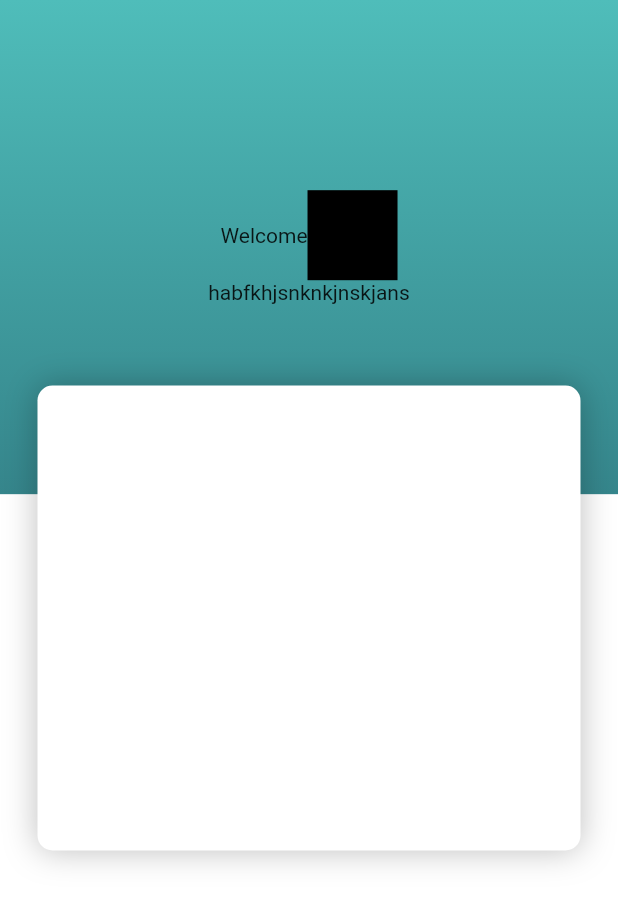
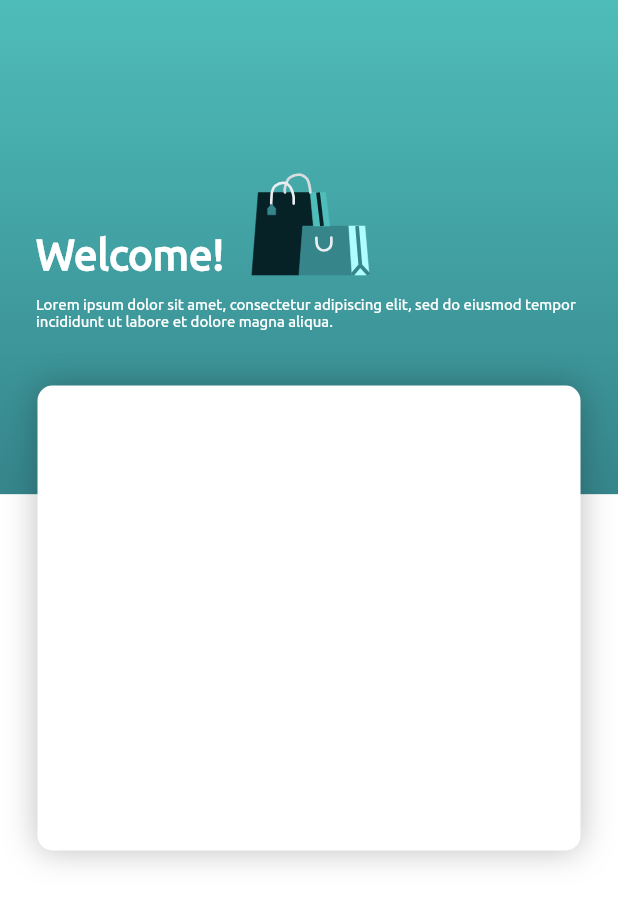
Before and after one commit to AscarisCorp/molly_flutter, a Flutter app: the screen it shows after launch, on a phone screen of 412 x 824 dp. Shown: the top 904 px of the screen. Run offline on Flutter 3.47's test engine with Material 2 defaults, Android fonts, the phone set to English and light mode, and no system bars; our stand-ins replace flutter_svg.

Commit message:
Logo and color assets added

```diff
--- /dev/null
+++ b/lib/colors/app_colors.dart
@@ -0,0 +1,19 @@
+import 'dart:ui';
+
+class AppColors{
+
+  final white = const Color(0xffffffff);
+  final black = const Color(0xff000000);
+  final primaryColor = const Color(0xff35858B);
+  final secondaryColor = const Color(0xff4FBDBA);
+  final textPrimary = const Color(0xff4FBDBA);
+  final textHint = const Color(0xffA6A6A6);
+  final screenBackground = const Color(0xffE5E5E5);
+  final editTextBackground = const Color(0xffF2F2F2);
+  final textBlured = const Color(0xffDADCDE);
+  final textTransaction = const Color(0xffBD4F4B);
+  final textError = const Color(0xffBD4F4B);
+
+  const AppColors();
+
+}
--- a/lib/main.dart
+++ b/lib/main.dart
@@ -1,5 +1,6 @@
 import 'package:flutter/material.dart';
-import 'package:molly/screens/LoginScreen.dart';
+import 'package:molly/screens/login_screen.dart';
+import 'package:molly/themes/custom_theme.dart';
 
 void main() {
   runApp(const MyApp());
@@ -12,9 +13,7 @@ class MyApp extends StatelessWidget {
   Widget build(BuildContext context) {
     return MaterialApp(
       title: 'Flutter Demo',
-      theme: ThemeData(
-        primarySwatch: Colors.blue,
-      ),
+      theme: CustomTheme.lightTheme,
       home: const LoginScreen(),
     );
   }
--- a/lib/screens/LoginScreen.dart
+++ /dev/null
@@ -1,79 +0,0 @@
-import 'package:flutter/material.dart';
-
-class LoginScreen extends StatefulWidget {
-  const LoginScreen({Key? key}) : super(key: key);
-
-  @override
-  _LoginScreenState createState() => _LoginScreenState();
-}
-
-class _LoginScreenState extends State<LoginScreen> {
-  @override
-  Widget build(BuildContext context) {
-    return Scaffold(
-      body: Stack(
-        children:[
-          Column(
-            children:[
-              Expanded(
-                flex: 2,
-                child: Container(
-                  child: Column(
-                    mainAxisAlignment: MainAxisAlignment.center,
-                    crossAxisAlignment: CrossAxisAlignment.center,
-                    children: [
-                      Row(
-                        mainAxisAlignment: MainAxisAlignment.center,
-                        children: [
-                          const Text("Welcome"),
-                          Container(
-                            height: 60,
-                            width: 60,
-                            color: Colors.black,
-                          ),
-                        ],
-                      ),
-                      const Text("habfkhjsnknkjnskjans"),
-                    ],
-                  ),
-                  decoration: const BoxDecoration(
-                      gradient: LinearGradient(
-                      begin: FractionalOffset(0.0, 0.0),
-                      end: FractionalOffset(0.0, 1.0),
-                      colors: [
-                        Color(0xFF4FBDBA),
-                        Color(0xFF35858B),
-                      ],
-                  )),
-                ),
-              ),
-              Expanded(
-                flex: 3,
-                child: Container(
-                  height: 100,
-                  color: Colors.white,
-                ),
-              ),
-            ],
-          ),
-          Center(
-            child: Container(
-              height: 310,
-              margin: const EdgeInsets.only(left: 25.0, right: 25.0),
-              decoration: BoxDecoration(
-                borderRadius: BorderRadius.circular(10.0),
-                color: const Color(0xFFFFFFFF),
-                boxShadow: const [
-                    BoxShadow(
-                    color: Color(0x40000000),
-                    blurRadius: 18.0,
-                  ),
-                ],
-              ),
-            ),
-          ),
-        ],
-      ),
-    );
-  }
-}
--- /dev/null
+++ b/lib/screens/login_screen.dart
@@ -0,0 +1,121 @@
+import 'package:flutter/material.dart';
+import 'package:flutter_svg/svg.dart';
+import 'package:molly/themes/custom_theme.dart';
+
+class LoginScreen extends StatefulWidget {
+  const LoginScreen({Key? key}) : super(key: key);
+
+  @override
+  _LoginScreenState createState() => _LoginScreenState();
+}
+
+class _LoginScreenState extends State<LoginScreen> {
+  @override
+  Widget build(BuildContext context) {
+    return Scaffold(
+      body: Stack(
+        children: [
+          Column(
+            children: [
+              Expanded(
+                flex: 2,
+                child: Container(
+                  child: Column(
+                    mainAxisAlignment: MainAxisAlignment.center,
+                    children: [
+                      Row(
+                        mainAxisAlignment: MainAxisAlignment.start,
+                        children: [
+                          const SizedBox(
+                            width: 24,
+                          ),
+                          Column(
+                            mainAxisAlignment: MainAxisAlignment.spaceEvenly,
+                            children: [
+                              Container(
+                                height: 40,
+                                color: Colors.white,
+                              ),
+                              Text(
+                                "Welcome!",
+                                style: TextStyle(
+                                  fontSize: 28,
+                                  fontWeight: FontWeight.bold,
+                                  color: CustomTheme.appColors.white,
+                                ),
+                              ),
+                            ],
+                          ),
+                          const SizedBox(
+                            width: 18,
+                          ),
+                          SizedBox(
+                            height: 80,
+                            width: 80,
+                            child: SvgPicture.asset("assets/Logo.svg"),
+                          ),
+                        ],
+                      ),
+                      const SizedBox(
+                        height: 8,
+                      ),
+                      Row(
+                        children: [
+                          Expanded(
+                            child: Padding(
+                              padding: const EdgeInsets.fromLTRB(24, 0, 24, 0),
+                              child: Text(
+                                "Lorem ipsum dolor sit amet, "
+                                "consectetur adipiscing elit, sed do eiusmod tempor "
+                                "incididunt ut labore et dolore magna aliqua.",
+                                style: TextStyle(
+                                    fontSize: 10,
+                                    color: CustomTheme.appColors.white),
+                              ),
+                            ),
+                          ),
+                        ],
+                      ),
+                    ],
+                  ),
+                  decoration: const BoxDecoration(
+                      gradient: LinearGradient(
+                    begin: FractionalOffset(0.0, 0.0),
+                    end: FractionalOffset(0.0, 1.0),
+                    colors: [
+                      Color(0xFF4FBDBA),
+                      Color(0xFF35858B),
+                    ],
+                  )),
+                ),
+              ),
+              Expanded(
+                flex: 3,
+                child: Container(
+                  height: 100,
+                  color: Colors.white,
+                ),
+              ),
+            ],
+          ),
+          Center(
+            child: Container(
+              height: 310,
+              margin: const EdgeInsets.only(left: 25.0, right: 25.0),
+              decoration: BoxDecoration(
+                borderRadius: BorderRadius.circular(10.0),
+                color: const Color(0xFFFFFFFF),
+                boxShadow: const [
+                  BoxShadow(
+                    color: Color(0x40000000),
+                    blurRadius: 18.0,
+                  ),
+                ],
+              ),
+            ),
+          ),
+        ],
+      ),
+    );
+  }
+}
--- /dev/null
+++ b/lib/themes/custom_theme.dart
@@ -0,0 +1,17 @@
+import 'package:flutter/material.dart';
+import 'package:molly/colors/app_colors.dart';
+
+class CustomTheme{
+  static const appColors = AppColors();
+
+  CustomTheme._();
+
+  static ThemeData get lightTheme {
+      return ThemeData(
+        primaryColor: appColors.primaryColor,
+        colorScheme: ThemeData().colorScheme.copyWith(secondary: appColors.secondaryColor),
+        fontFamily: "Ubuntu",
+
+      );
+  }
+}
```
Also changed, not shown: pubspec.yaml (+8 -3 lines), assets/Logo.svg (added), fonts/Ubuntu-Bold.ttf (added), fonts/Ubuntu-Italic.ttf (added), fonts/Ubuntu-Medium.ttf (added), fonts/Ubuntu-Regular.ttf (added), pubspec.lock.
